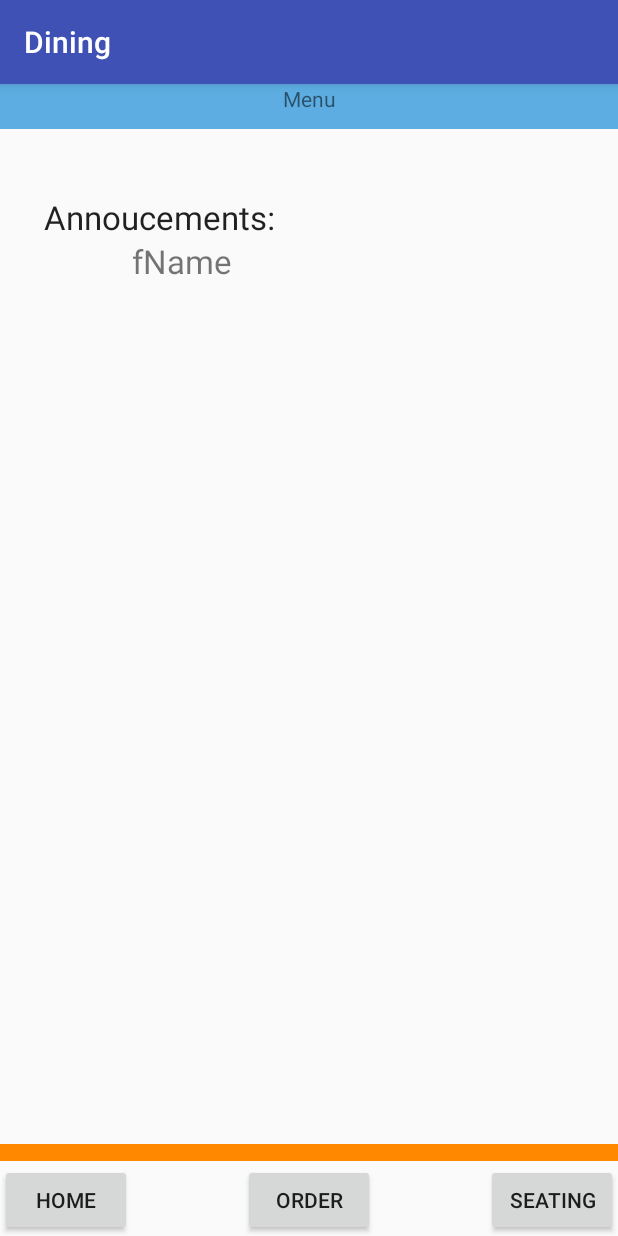
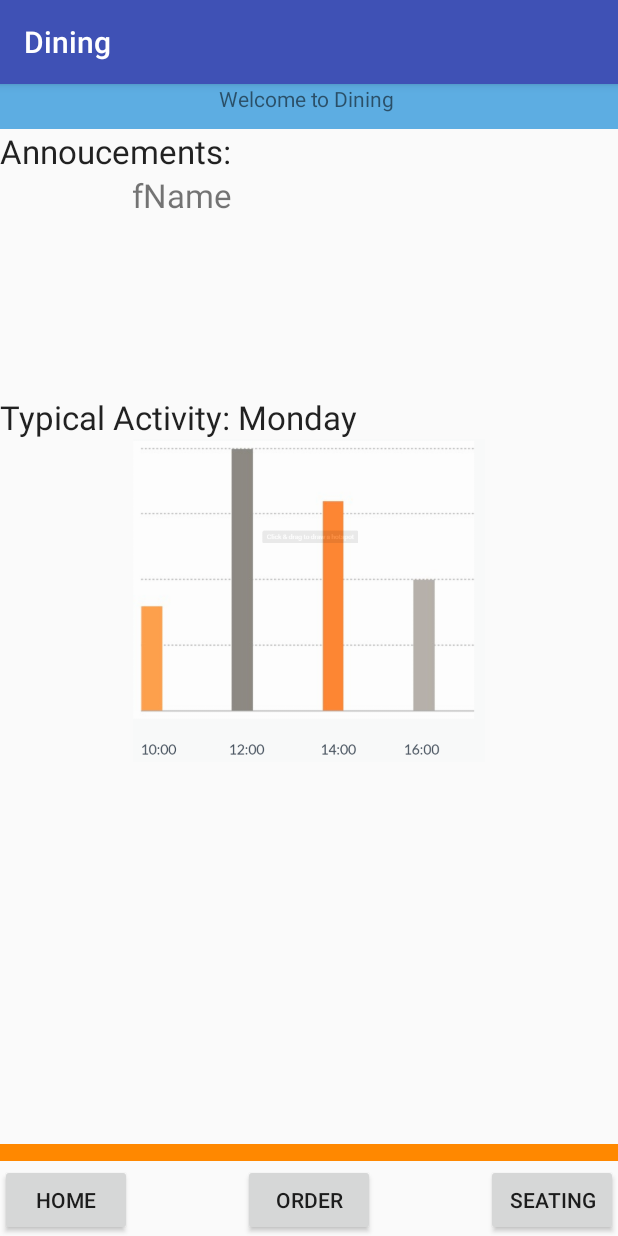
Before and after one commit to anmolw/CP3405-App, an Android app: the MenuActivity screen opened directly, with no data from a screen before it, on a phone screen of 412 x 824 dp. Run offline under Robolectric (Android 15) with nearby library versions, the phone set to English and light mode, and no system bars.

Commit message:
Basic UI Created
Basic UI Created

```diff
--- a/Dining/app/src/main/res/layout/menu.xml
+++ b/Dining/app/src/main/res/layout/menu.xml
@@ -1,6 +1,7 @@
 <?xml version="1.0" encoding="utf-8"?>
 <RelativeLayout
     xmlns:android="http://schemas.android.com/apk/res/android"
+    xmlns:app="http://schemas.android.com/apk/res-auto"
     xmlns:tools="http://schemas.android.com/tools"
     android:layout_width="match_parent"
     android:layout_height="match_parent">
@@ -9,11 +10,11 @@
         android:id="@+id/textView2"
         android:layout_width="match_parent"
         android:layout_height="30dp"
-        android:text="Menu"
+        android:background="@color/heads"
+        android:text="Welcome to Dining "
         android:textAlignment="center"
         tools:layout_editor_absoluteX="122dp"
         tools:layout_editor_absoluteY="16dp"
-        android:background="@color/heads"
 
         />
 
@@ -21,23 +22,20 @@
         android:id="@+id/textView4"
         android:layout_width="wrap_content"
         android:layout_height="wrap_content"
-        android:layout_alignParentLeft="true"
         android:layout_alignParentStart="true"
         android:layout_below="@+id/textView2"
-        android:layout_marginLeft="29dp"
-        android:layout_marginStart="29dp"
-        android:layout_marginTop="44dp"
         android:text="Annoucements:"
+        android:textAppearance="@style/TextAppearance.AppCompat.Body1"
         android:textSize="10pt"
-        android:textAppearance="@style/TextAppearance.AppCompat.Body1" />
+        android:layout_alignParentLeft="true" />
 
     <LinearLayout xmlns:android="http://schemas.android.com/apk/res/android"
-        android:layout_width="300dp"
-        android:layout_height="200dp"
-        android:layout_alignLeft="@+id/textView4"
-        android:layout_alignStart="@+id/textView4"
+        android:layout_width="match_parent"
+        android:layout_height="135dp"
+        android:layout_alignParentStart="true"
         android:layout_below="@+id/textView4"
-        android:orientation="vertical">
+        android:orientation="vertical"
+        android:layout_alignParentLeft="true">
 
 
     </LinearLayout>
@@ -52,7 +50,7 @@
         android:background="@android:color/holo_orange_dark" />
 
     <Button
-        android:id="@+id/button"
+        android:id="@+id/home_button"
         android:layout_width="wrap_content"
         android:layout_height="wrap_content"
         android:layout_alignParentBottom="true"
@@ -61,15 +59,15 @@
         android:text="Home" />
 
     <Button
-        android:id="@+id/button3"
+        android:id="@+id/order_button"
         android:layout_width="wrap_content"
         android:layout_height="wrap_content"
-        android:layout_alignTop="@+id/button"
+        android:layout_alignTop="@+id/home_button"
         android:layout_centerHorizontal="true"
         android:text="Order" />
 
     <Button
-        android:id="@+id/button4"
+        android:id="@+id/seating_button"
         android:layout_width="wrap_content"
         android:layout_height="wrap_content"
         android:layout_alignParentBottom="true"
@@ -79,11 +77,44 @@
 
     <TextView
         android:id="@+id/message1"
-        android:layout_width="wrap_content"
+        android:layout_width="211dp"
         android:layout_height="wrap_content"
         android:layout_below="@+id/textView4"
-        android:layout_toEndOf="@+id/button"
-        android:layout_toRightOf="@+id/button"
+        android:layout_toEndOf="@+id/home_button"
+        android:layout_toRightOf="@+id/home_button"
         android:text="first_message"
         android:textSize="10pt" />
+
+    <TextView
+        android:id="@+id/textView3"
+        android:layout_width="327dp"
+        android:layout_height="30dp"
+        android:layout_alignParentStart="true"
+        android:layout_alignParentTop="true"
+        android:layout_marginTop="207dp"
+        android:text="Typical Activity: Monday"
+        android:textAppearance="@style/TextAppearance.AppCompat.Body1"
+        android:textSize="10pt"
+        android:layout_alignParentLeft="true" />
+
+    <android.support.constraint.ConstraintLayout
+        android:id="@+id/constraint_layout"
+        android:layout_width="match_parent"
+        android:layout_height="215dp"
+        android:layout_alignParentStart="true"
+        android:layout_alignTop="@+id/textView3"
+        android:layout_marginTop="29dp"
+        android:layout_alignParentLeft="true">
+
+        <ImageView
+            android:id="@+id/imageView5"
+            android:layout_width="wrap_content"
+            android:layout_height="wrap_content"
+            app:srcCompat="@drawable/typicalactivity"
+            tools:layout_editor_absoluteX="0dp"
+            tools:layout_editor_absoluteY="0dp"
+            tools:ignore="MissingConstraints" />
+    </android.support.constraint.ConstraintLayout>
+
+
 </RelativeLayout>
```
Also changed, not shown: Dining/app/src/main/AndroidManifest.xml (+8 -8 lines), Dining/app/src/main/java/com/example/primepc/dining/food_list.java (added, +13 -0 lines), Dining/app/src/main/java/com/example/primepc/dining/indianfood_list.java (added, +13 -0 lines), Dining/app/src/main/java/com/example/primepc/dining/order_cart.java (added, +13 -0 lines), Dining/app/src/main/res/layout/activity_food_list.xml (added, +66 -0 lines), Dining/app/src/main/res/layout/activity_indianfood_list.xml (added, +77 -0 lines), Dining/app/src/main/res/layout/activity_order_cart.xml (added, +67 -0 lines), Dining/app/src/main/res/layout/seating.xml (added, +56 -0 lines), Dining/app/src/main/res/drawable/typicalactivity.png (added).
